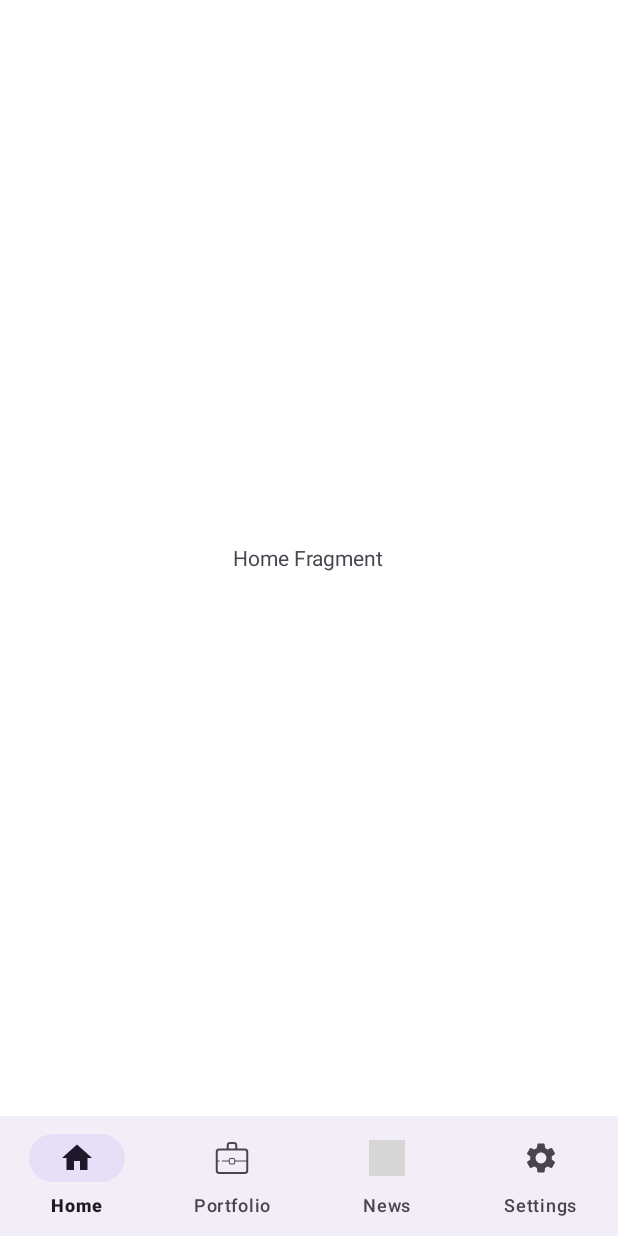
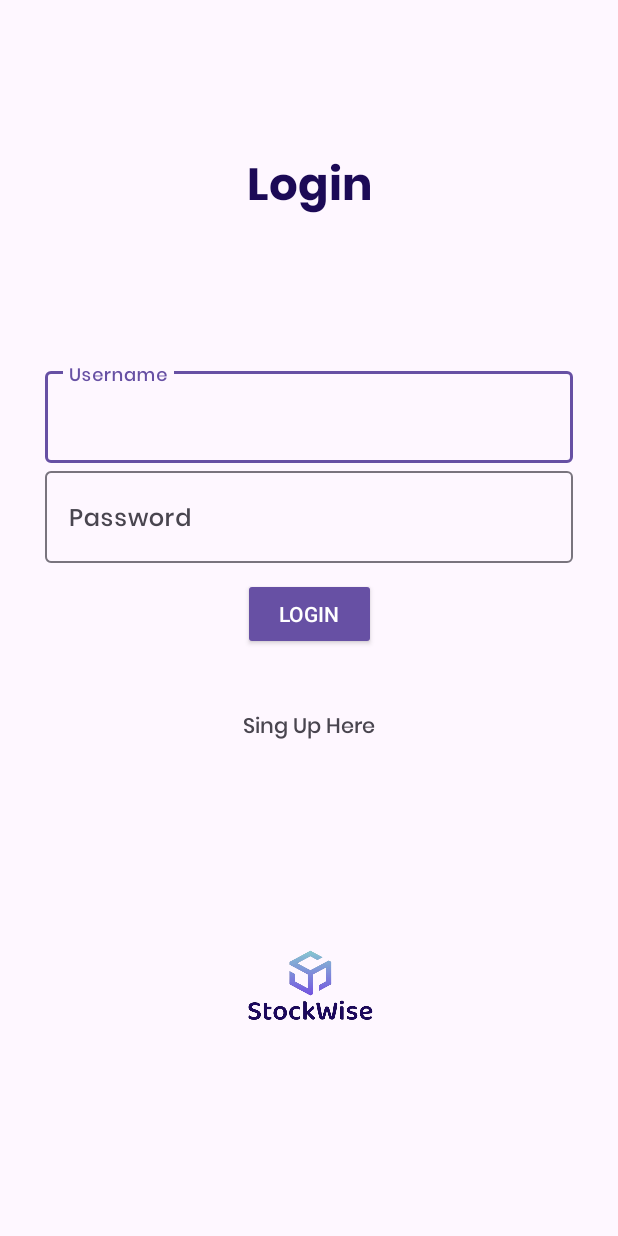
Before and after one commit to fdurmaz1/StockWise, an Android app: the screen it shows after launch (MainActivity before the commit, Login after it), on a phone screen of 412 x 824 dp. Run offline under Robolectric (Android 15) with nearby library versions, the phone set to English and light mode, and no system bars; libraries missing offline, so code that uses them is left out: com.vishnusivadas.advanced_httpurlconnection; Roboto replaces fonts that are not available here; grey boxes are pictures that could not be loaded.

Commit message:
Login & Register pages implemented and committed

```diff
--- a/app/build.gradle
+++ b/app/build.gradle
@@ -4,12 +4,12 @@ plugins {
 
 android {
     namespace 'com.example.stockwise'
-    compileSdk 33
+    compileSdk 34
 
     defaultConfig {
         applicationId "com.example.stockwise"
         minSdk 24
-        targetSdk 33
+        targetSdk 34
         versionCode 1
         versionName "1.0"
 
@@ -39,6 +39,8 @@ dependencies {
     implementation 'androidx.appcompat:appcompat:1.6.1'
     implementation 'com.google.android.material:material:1.5.0'
     implementation 'androidx.constraintlayout:constraintlayout:2.1.4'
+    implementation 'com.google.android.material:material:1.11.0-alpha03'
+    implementation 'com.github.VishnuSivadasVS:Advanced-HttpURLConnection:1.2'
     testImplementation 'junit:junit:4.13.2'
     androidTestImplementation 'androidx.test.ext:junit:1.1.5'
     androidTestImplementation 'androidx.test.espresso:espresso-core:3.5.1'
--- a/app/src/main/java/com/example/stockwise/SplashScreen.java
+++ b/app/src/main/java/com/example/stockwise/SplashScreen.java
@@ -5,6 +5,8 @@ import androidx.appcompat.app.AppCompatActivity;
 import android.content.Intent;
 import android.os.Bundle;
 import android.os.Handler;
+
+import com.example.stockwise.user.Login;
 
 public class SplashScreen extends AppCompatActivity {
 
@@ -18,7 +20,7 @@ public class SplashScreen extends AppCompatActivity {
         handler.postDelayed(new Runnable() {
             @Override
             public void run() {
-                startActivity(new Intent(SplashScreen.this, MainActivity.class));
+                startActivity(new Intent(SplashScreen.this, Login.class));
                 finish();
             }
         }, 3000);
--- /dev/null
+++ b/app/src/main/java/com/example/stockwise/user/Login.java
@@ -0,0 +1,97 @@
+package com.example.stockwise.user;
+
+import androidx.appcompat.app.AppCompatActivity;
+
+import android.content.Intent;
+import android.os.Bundle;
+import android.os.Handler;
+import android.os.Looper;
+import android.util.Log;
+import android.view.View;
+import android.widget.Button;
+import android.widget.ProgressBar;
+import android.widget.TextView;
+import android.widget.Toast;
+
+import com.example.stockwise.MainActivity;
+import com.example.stockwise.R;
+import com.google.android.material.textfield.TextInputEditText;
+import com.vishnusivadas.advanced_httpurlconnection.PutData;
+
+public class Login extends AppCompatActivity {
+
+    TextInputEditText textInputEditTextUsername, textInputEditTextPassword;
+    Button buttonLogin;
+    TextView textViewSignUp;
+    ProgressBar progressBar;
+
+
+    @Override
+    protected void onCreate(Bundle savedInstanceState) {
+        super.onCreate(savedInstanceState);
+        setContentView(R.layout.activity_login);
+
+        textInputEditTextUsername = findViewById(R.id.username);
+        textInputEditTextPassword = findViewById(R.id.password);
+        buttonLogin = findViewById(R.id.buttonLogin);
+        textViewSignUp = findViewById(R.id.signUpText);
+        progressBar = findViewById(R.id.progress);
+
+        textViewSignUp.setOnClickListener(new View.OnClickListener() {
+            @Override
+            public void onClick(View view) {
+                Intent intent = new Intent(getApplicationContext(), SignUp.class);
+                startActivity(intent);
+                finish();
+            }
+        });
+
+
+        buttonLogin.setOnClickListener(new View.OnClickListener() {
+            @Override
+            public void onClick(View view) {
+                String fullname, username,password, email;
+                username = String.valueOf(textInputEditTextUsername.getText());
+                password = String.valueOf(textInputEditTextPassword.getText());
+
+                if (!username.equals("") && !password.equals("")) {
+                    progressBar.setVisibility(View.VISIBLE);
+                    Handler handler = new Handler(Looper.getMainLooper());
+                    handler.post(new Runnable() {
+                        @Override
+                        public void run() {
+                            //Starting Write and Read data with URL
+                            //Creating array for parameters
+                            String[] field = new String[2];
+                            field[0] = "username";
+                            field[1] = "password";
+                            //Creating array for data
+                            String[] data = new String[2];
+                            data[0] = username;
+                            data[1] = password;
+                            PutData putData = new PutData("http://192.168.1.83/LoginRegister/login.php", "POST", field, data);
+                            if (putData.startPut()) {
+                                if (putData.onComplete()) {
+                                    progressBar.setVisibility(View.GONE);
+                                    String result = putData.getResult();
+                                    if (result.equals("Login Success")){
+                                        Toast.makeText(getApplicationContext(), result, Toast.LENGTH_SHORT).show();
+                                        Intent intent = new Intent(getApplicationContext(), MainActivity.class);
+                                        startActivity(intent);
+                                        finish();
+                                    }else {
+                                        Toast.makeText(getApplicationContext(), result, Toast.LENGTH_SHORT).show();
+                                    }
+                                    Log.i("PutData", result);
+                                }
+                            }
+                            //End Write and Read data with URL
+                        }
+                    });
+                }else {
+                    Toast.makeText(getApplicationContext(), "All fields are required.", Toast.LENGTH_SHORT).show();
+                }
+            }
+        });
+    }
+}
--- /dev/null
+++ b/app/src/main/res/layout/activity_login.xml
@@ -0,0 +1,115 @@
+<?xml version="1.0" encoding="utf-8"?>
+<androidx.constraintlayout.widget.ConstraintLayout xmlns:android="http://schemas.android.com/apk/res/android"
+    xmlns:app="http://schemas.android.com/apk/res-auto"
+    xmlns:tools="http://schemas.android.com/tools"
+    android:layout_width="match_parent"
+    android:layout_height="match_parent"
+    tools:context=".user.Login">
+
+    <TextView
+        android:id="@+id/textView"
+        android:layout_width="match_parent"
+        android:layout_height="wrap_content"
+        android:layout_marginTop="100dp"
+        android:fontFamily="@font/poppinsbold"
+        android:gravity="center"
+        android:text="@string/login"
+        android:textColor="@color/stockwise"
+        android:textSize="30sp"
+        app:layout_constraintEnd_toEndOf="parent"
+        app:layout_constraintHorizontal_bias="0.0"
+        app:layout_constraintStart_toStartOf="parent"
+        app:layout_constraintTop_toTopOf="parent"
+        tools:targetApi="jelly_bean" />
+
+    <ImageView
+        android:id="@+id/imageView2"
+        app:layout_constraintBottom_toBottomOf="parent"
+        app:layout_constraintEnd_toEndOf="parent"
+        app:layout_constraintStart_toStartOf="parent"
+        app:layout_constraintTop_toBottomOf="@+id/constraintLayout"
+        android:layout_width="100dp"
+        android:layout_height="100dp"
+        app:srcCompat="@drawable/stockwiselogotransparentbg" />
+
+    <androidx.constraintlayout.widget.ConstraintLayout
+        android:id="@+id/constraintLayout"
+        android:layout_width="match_parent"
+        android:layout_height="wrap_content"
+        app:layout_constraintBottom_toBottomOf="parent"
+        app:layout_constraintTop_toTopOf="parent"
+        app:layout_constraintVertical_bias="0.426"
+        tools:layout_editor_absoluteX="0dp">
+
+        <com.google.android.material.textfield.TextInputLayout
+            android:id="@+id/textInputLayoutUsername"
+            android:layout_width="match_parent"
+            android:layout_height="wrap_content"
+            android:layout_marginLeft="30dp"
+            android:layout_marginRight="30dp"
+            android:hint="@string/username"
+            app:layout_constraintEnd_toEndOf="parent"
+            app:layout_constraintHorizontal_bias="0.0"
+            app:layout_constraintStart_toStartOf="parent"
+            app:layout_constraintTop_toTopOf="parent">
+
+            <com.google.android.material.textfield.TextInputEditText
+                android:id="@+id/username"
+                android:layout_width="match_parent"
+                android:layout_height="wrap_content"
+                android:fontFamily="@font/poppinsmedium"
+                tools:targetApi="jelly_bean" />
+        </com.google.android.material.textfield.TextInputLayout>
+
+        <com.google.android.material.textfield.TextInputLayout
+            android:id="@+id/textInputLayoutPassword"
+            android:layout_width="match_parent"
+            android:layout_height="wrap_content"
+            android:layout_marginLeft="30dp"
+            android:layout_marginRight="30dp"
+            android:hint="@string/password"
+            app:layout_constraintTop_toBottomOf="@+id/textInputLayoutUsername"
+            tools:layout_editor_absoluteX="0dp">
+
+            <com.google.android.material.textfield.TextInputEditText
+                android:id="@+id/password"
+                android:layout_width="match_parent"
+                android:layout_height="wrap_content"
+                android:fontFamily="@font/poppinsmedium"
+                tools:targetApi="jelly_bean" />
+        </com.google.android.material.textfield.TextInputLayout>
+
+        <ProgressBar
+            android:id="@+id/progress"
+            android:layout_width="wrap_content"
+            android:layout_height="wrap_content"
+            android:visibility="gone"
+            app:layout_constraintEnd_toEndOf="parent"
+            app:layout_constraintStart_toStartOf="parent"
+            app:layout_constraintTop_toBottomOf="@+id/textInputLayoutPassword" />
+
+        <Button
+            android:id="@+id/buttonLogin"
+            style="@style/Widget.AppCompat.Button.Colored"
+            android:layout_width="wrap_content"
+            android:layout_height="wrap_content"
+            android:layout_marginTop="10dp"
+            android:text="@string/login"
+            app:layout_constraintEnd_toEndOf="parent"
+            app:layout_constraintStart_toStartOf="parent"
+            app:layout_constraintTop_toBottomOf="@+id/progress" />
+
+        <TextView
+            android:id="@+id/signUpText"
+            android:layout_width="wrap_content"
+            android:layout_height="wrap_content"
+            android:layout_marginTop="40dp"
+            android:fontFamily="@font/poppinsmedium"
+            android:text="@string/signuphere"
+            app:layout_constraintEnd_toEndOf="parent"
+            app:layout_constraintStart_toStartOf="parent"
+            app:layout_constraintTop_toBottomOf="@+id/buttonLogin"
+            tools:targetApi="jelly_bean" />
+
+    </androidx.constraintlayout.widget.ConstraintLayout>
+</androidx.constraintlayout.widget.ConstraintLayout>
--- a/app/src/main/res/layout/activity_splash_screen.xml
+++ b/app/src/main/res/layout/activity_splash_screen.xml
@@ -15,7 +15,7 @@
         app:layout_constraintHorizontal_bias="0.481"
         app:layout_constraintStart_toStartOf="parent"
         app:layout_constraintTop_toTopOf="parent"
-        app:srcCompat="@drawable/stockwiselogo" />
+        app:srcCompat="@drawable/stockwiselogotransparentbg" />
 
     <TextView
         android:layout_width="wrap_content"
--- a/app/src/main/res/values/colors.xml
+++ b/app/src/main/res/values/colors.xml
@@ -2,4 +2,5 @@
 <resources>
     <color name="black">#FF000000</color>
     <color name="white">#FFFFFFFF</color>
+    <color name="stockwise">#1c0a56</color>
 </resources>
--- a/app/src/main/res/values/strings.xml
+++ b/app/src/main/res/values/strings.xml
@@ -8,4 +8,12 @@
     <string name="hello_blank_fragment2">Portfolio Fragment</string>
     <string name="hello_blank_fragment3">News Fragment</string>
     <string name="hello_blank_fragment4">Settings Fragment</string>
+    <string name="login">Login</string>
+    <string name="username">Username</string>
+    <string name="password">Password</string>
+    <string name="signuphere">Sing Up Here</string>
+    <string name="signup">Sign Up</string>
+    <string name="fullname">Full Name</string>
+    <string name="email">E-mail</string>
+    <string name="loginhere">Login Here</string>
 </resources>
--- a/settings.gradle
+++ b/settings.gradle
@@ -10,6 +10,7 @@ dependencyResolutionManagement {
     repositories {
         google()
         mavenCentral()
+        maven { url "https://jitpack.io" }
     }
 }
 rootProject.name = "StockWise"
```
Also changed, not shown: app/src/main/AndroidManifest.xml (+11 -5 lines), app/src/main/java/com/example/stockwise/user/SignUp.java (added, +104 -0 lines), app/src/main/res/layout/activity_sign_up.xml (added, +158 -0 lines), app/src/main/res/drawable/stockwiselogotransparentbg.png (added), app/src/main/res/font/poppinsbold.ttf (added), app/src/main/res/font/poppinsmedium.ttf (added).
